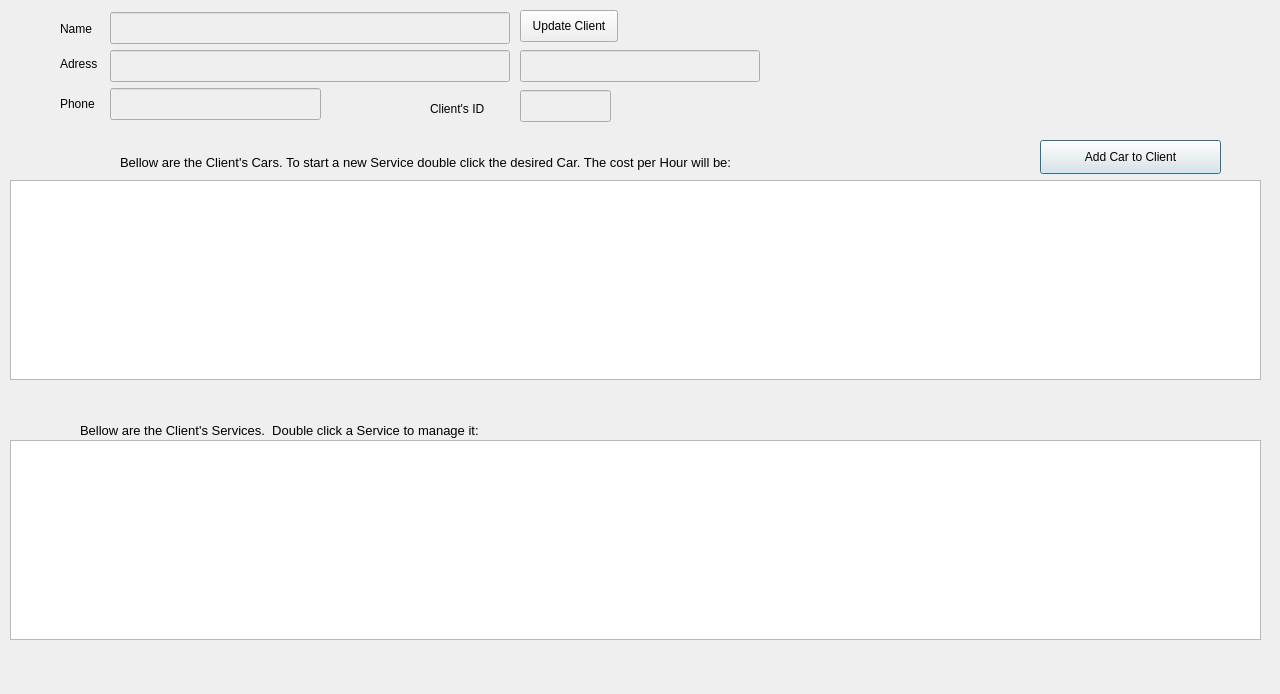
Above: Client_Services_History.ui from bedi1982/Oficina before the change. Below: the same form after it.
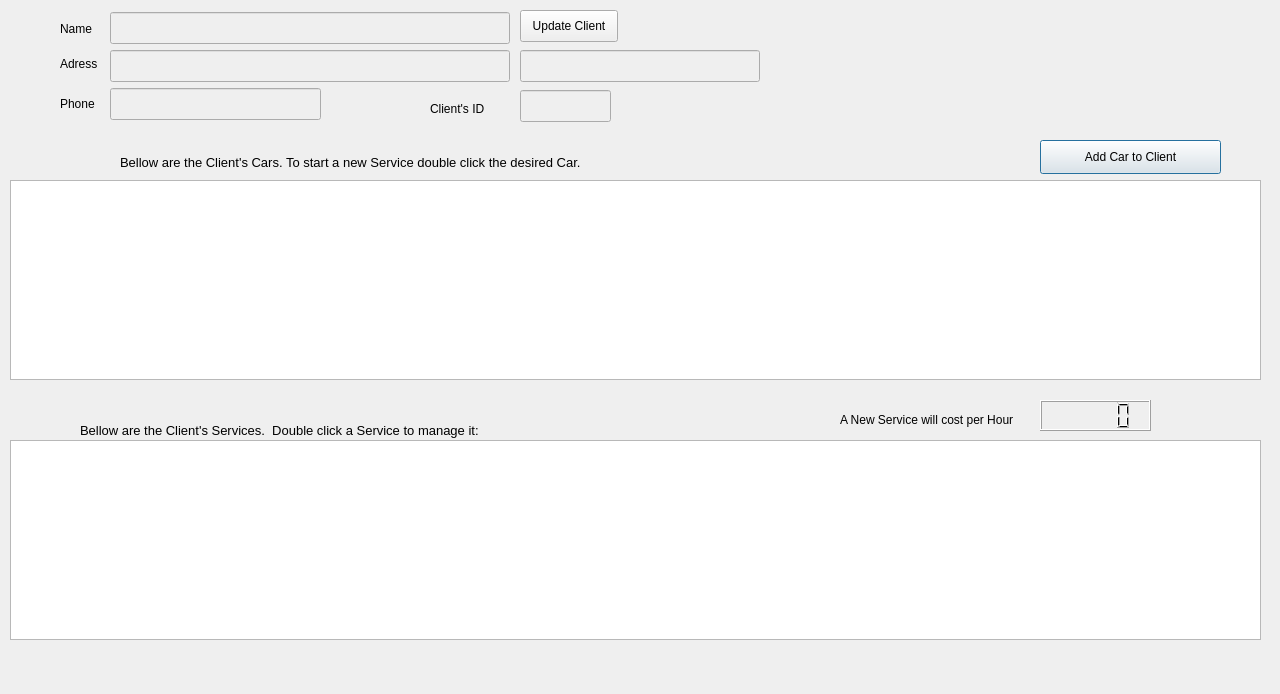
That is the form after the change.

What changed in the file:
```diff
--- a/Client_Services_History.ui
+++ b/Client_Services_History.ui
@@ -34,7 +34,7 @@
   <widget class="QLabel" name="lbl_ClientInfo">
    <property name="geometry">
     <rect>
-     <x>1079</x>
+     <x>1070</x>
      <y>0</y>
      <width>151</width>
      <height>131</height>
@@ -121,7 +121,7 @@
     <rect>
      <x>120</x>
      <y>150</y>
-     <width>621</width>
+     <width>471</width>
      <height>20</height>
     </rect>
    </property>
@@ -131,7 +131,7 @@
     </font>
    </property>
    <property name="text">
-    <string>Bellow are the Client's Cars. To start a new Service double click the desired Car. The cost per Hour will be:</string>
+    <string>Bellow are the Client's Cars. To start a new Service double click the desired Car. </string>
    </property>
    <property name="alignment">
     <set>Qt::AlignBottom|Qt::AlignLeading|Qt::AlignLeft</set>
@@ -452,22 +452,27 @@
     <string>Name</string>
    </property>
   </widget>
-  <widget class="QLabel" name="lbl_Hour_Cost_Value">
+  <widget class="QLCDNumber" name="lcd_Hour_Cost">
    <property name="geometry">
     <rect>
-     <x>750</x>
-     <y>150</y>
-     <width>61</width>
-     <height>18</height>
+     <x>1040</x>
+     <y>400</y>
+     <width>111</width>
+     <height>31</height>
     </rect>
    </property>
-   <property name="font">
-    <font>
-     <pointsize>14</pointsize>
-    </font>
+  </widget>
+  <widget class="QLabel" name="label">
+   <property name="geometry">
+    <rect>
+     <x>840</x>
+     <y>410</y>
+     <width>201</width>
+     <height>20</height>
+    </rect>
    </property>
    <property name="text">
-    <string/>
+    <string>A New Service will cost per Hour</string>
    </property>
   </widget>
   <zorder>lbl_clientAddress</zorder>
```
Left out of the diff: 49 changed lines with no effect on the pictures.
